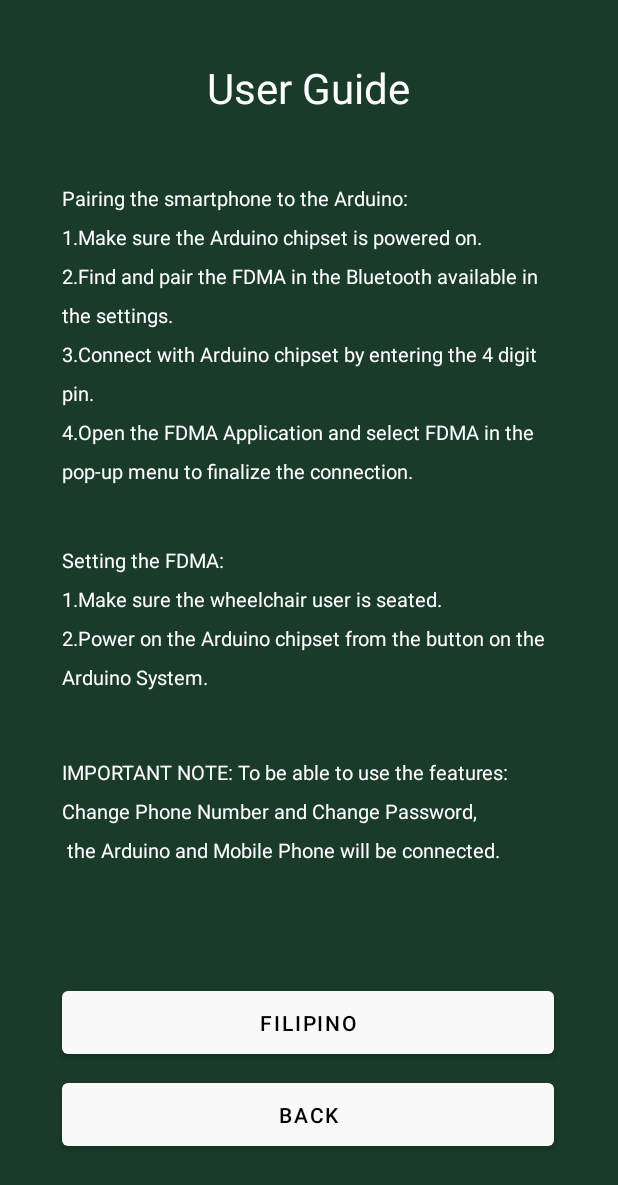
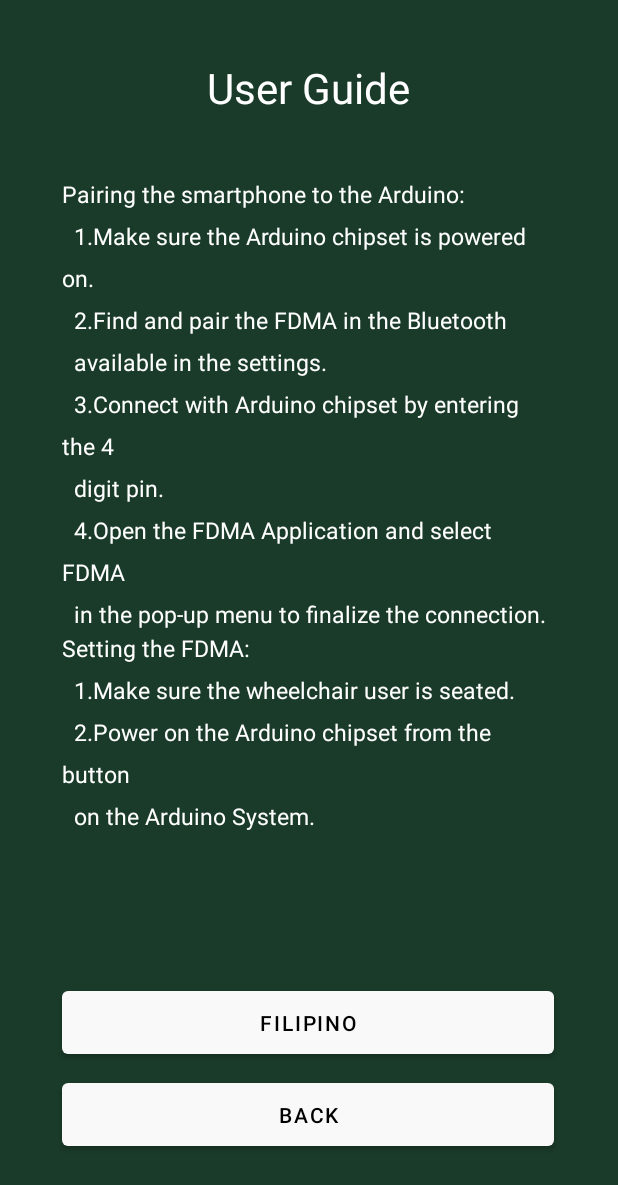
Before and after one commit to nimbly-dev/SEG31-CSTHES, an Android app: the UserManualEnglish screen opened directly, with no data from a screen before it, on a phone screen of 412 x 824 dp. Shown: the top 1185 px of the screen. Run offline under Robolectric (Android 15) with nearby library versions, the phone set to English and light mode, and no system bars.

Commit message:
Finalized UI and User Manual

```diff
--- a/mobile_application/FDMA/app/src/main/java/com/yorme/fdma/app/changepassword/ChangePassword.java
+++ b/mobile_application/FDMA/app/src/main/java/com/yorme/fdma/app/changepassword/ChangePassword.java
@@ -18,7 +18,6 @@ import com.yorme.fdma.R;
 import com.yorme.fdma.app.MainActivity;
 import com.yorme.fdma.core.service.PasswordChecker;
 import com.yorme.fdma.core.service.TokenEncrytor;
-import com.yorme.fdma.utilities.PropertiesReader;
 import com.yorme.fdma.utilities.database.DBHelper;
 
 import org.apache.commons.lang3.StringUtils;
@@ -76,7 +75,6 @@ public class ChangePassword extends AppCompatActivity {
             @RequiresApi(api = Build.VERSION_CODES.O)
             @Override
             public void onClick(View arg0) {
-                PropertiesReader propertiesReader = new PropertiesReader();
                 String cipherText;
                 String inputPassword = enterPassword.getText().toString().trim();
                 String confirmPassword = enterConfirmPassword.getText().toString().trim();
--- a/mobile_application/FDMA/app/src/main/java/com/yorme/fdma/app/viewlogs/ActivationLogs.java
+++ b/mobile_application/FDMA/app/src/main/java/com/yorme/fdma/app/viewlogs/ActivationLogs.java
@@ -22,6 +22,8 @@ import com.yorme.fdma.utilities.database.DBSQL;
 
 import java.io.IOException;
 import java.io.InputStream;
+import java.time.LocalDate;
+import java.time.LocalTime;
 import java.util.ArrayList;
 
 import io.github.giuseppebrb.ardutooth.Ardutooth;
--- a/mobile_application/FDMA/app/src/main/java/com/yorme/fdma/app/viewlogs/ChangePhoneNumberLogs.java
+++ b/mobile_application/FDMA/app/src/main/java/com/yorme/fdma/app/viewlogs/ChangePhoneNumberLogs.java
@@ -23,6 +23,8 @@ import com.yorme.fdma.utilities.database.DBSQL;
 
 import java.io.IOException;
 import java.io.InputStream;
+import java.time.LocalDate;
+import java.time.LocalTime;
 import java.util.ArrayList;
 
 import io.github.giuseppebrb.ardutooth.Ardutooth;
--- a/mobile_application/FDMA/app/src/main/java/com/yorme/fdma/utilities/database/DBHelper.java
+++ b/mobile_application/FDMA/app/src/main/java/com/yorme/fdma/utilities/database/DBHelper.java
@@ -14,7 +14,6 @@ import com.yorme.fdma.core.model.ActivationLog;
 import com.yorme.fdma.core.model.ChangePasswordLog;
 import com.yorme.fdma.core.model.ChangePhoneNumberLog;
 import com.yorme.fdma.core.service.TokenEncrytor;
-import com.yorme.fdma.utilities.PropertiesReader;
 
 import java.io.UnsupportedEncodingException;
 import java.security.InvalidAlgorithmParameterException;
--- a/mobile_application/FDMA/app/src/main/res/layout/activity_user_manual_english.xml
+++ b/mobile_application/FDMA/app/src/main/res/layout/activity_user_manual_english.xml
@@ -25,42 +25,29 @@
         android:layout_width="330dp"
         android:layout_height="wrap_content"
         android:lineSpacingExtra="10dp"
-        android:text="Pairing the smartphone to the Arduino:\n1.Make sure the Arduino chipset is powered on.\n2.Find and pair the FDMA in the Bluetooth available in the settings. \n3.Connect with Arduino chipset by entering the 4 digit pin.\n4.Open the FDMA Application and select FDMA in the pop-up menu to finalize the connection."
+        android:text="Pairing the smartphone to the Arduino:\n  1.Make sure the Arduino chipset is powered on.\n  2.Find and pair the FDMA in the Bluetooth\n  available in the settings.\n  3.Connect with Arduino chipset by entering the 4\n  digit pin.\n  4.Open the FDMA Application and select FDMA\n  in the pop-up menu to finalize the connection."
         android:textColor="#FFFFFF"
-        android:textSize="13sp"
+        android:textSize="15sp"
         app:layout_constraintBottom_toBottomOf="parent"
         app:layout_constraintEnd_toEndOf="parent"
         app:layout_constraintHorizontal_bias="0.506"
         app:layout_constraintStart_toStartOf="parent"
         app:layout_constraintTop_toTopOf="parent"
-        app:layout_constraintVertical_bias="0.197" />
+        app:layout_constraintVertical_bias="0.227" />
 
     <TextView
         android:layout_width="330dp"
         android:layout_height="wrap_content"
         android:lineSpacingExtra="10dp"
-        android:text="Setting the FDMA:\n1.Make sure the wheelchair user is seated.\n2.Power on the Arduino chipset from the button on the Arduino System."
+        android:text="Setting the FDMA:\n  1.Make sure the wheelchair user is seated.\n  2.Power on the Arduino chipset from the button \n  on the Arduino System."
         android:textColor="#FFFFFF"
-        android:textSize="13sp"
-        app:layout_constraintBottom_toBottomOf="parent"
-        app:layout_constraintEnd_toEndOf="parent"
-        app:layout_constraintHorizontal_bias="0.506"
-        app:layout_constraintStart_toStartOf="parent"
-        app:layout_constraintTop_toTopOf="parent" />
-
-    <TextView
-        android:layout_width="330dp"
-        android:layout_height="wrap_content"
-        android:lineSpacingExtra="10dp"
-        android:text="IMPORTANT NOTE: To be able to use the features: Change Phone Number and Change Password,\n the Arduino and Mobile Phone will be connected."
-        android:textColor="#FFFFFF"
-        android:textSize="13sp"
+        android:textSize="15sp"
         app:layout_constraintBottom_toBottomOf="parent"
         app:layout_constraintEnd_toEndOf="parent"
         app:layout_constraintHorizontal_bias="0.506"
         app:layout_constraintStart_toStartOf="parent"
         app:layout_constraintTop_toTopOf="parent"
-        app:layout_constraintVertical_bias="0.671" />
+        app:layout_constraintVertical_bias="0.61" />
 
     <Button
         android:id="@+id/btn_user_guide_filipino"
```
Also changed, not shown: mobile_application/FDMA/app/src/main/java/com/yorme/fdma/app/MainActivity.java (+5 -5 lines), mobile_application/FDMA/app/src/main/java/com/yorme/fdma/utilities/AppContext.java (deleted, +0 -20 lines), mobile_application/FDMA/app/src/main/java/com/yorme/fdma/utilities/PropertiesReader.java (deleted, +0 -35 lines), mobile_application/FDMA/app/src/main/res/layout/activity_user_manual_filipino.xml (+9 -9 lines).
